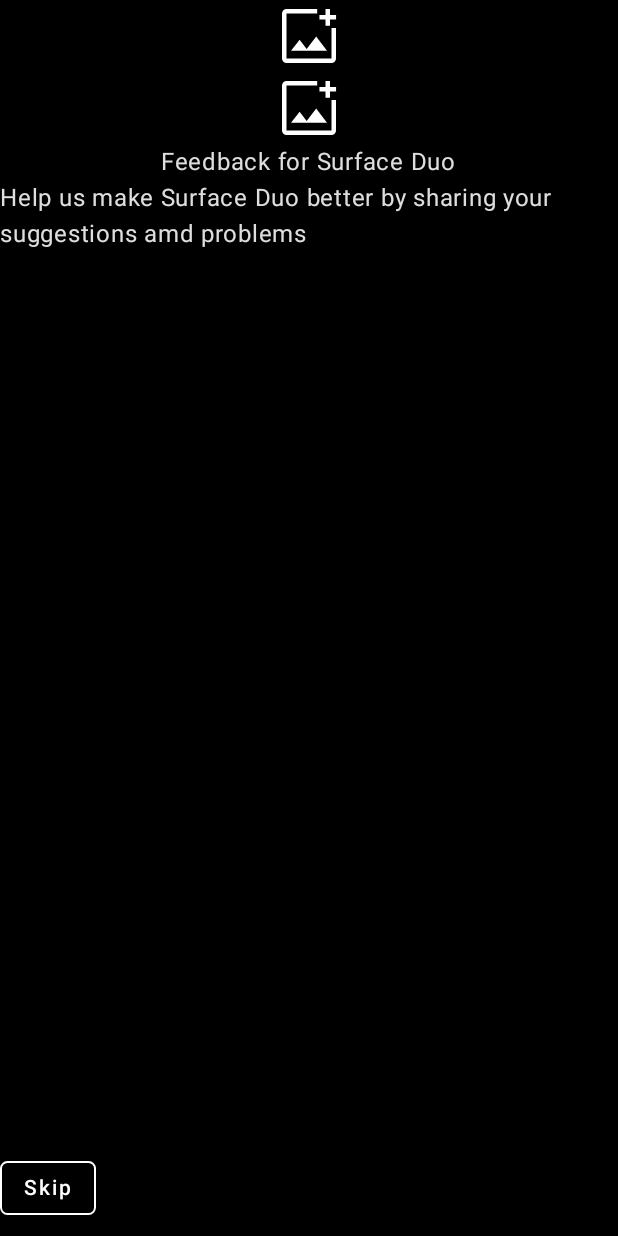
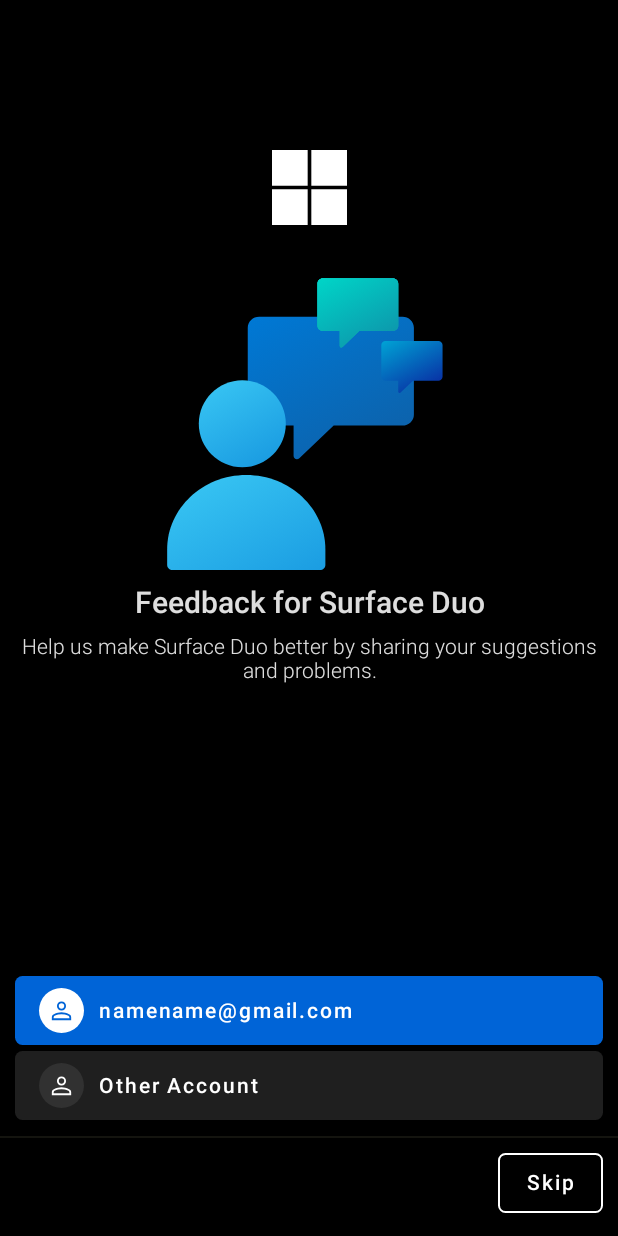
Before and after one commit to LeviOrtega/feedback-prototype, an Android app built with Jetpack Compose: the @Preview function PreviewLoginPage, on a phone screen of 412 x 824 dp. Run offline under Robolectric (Android 15) with nearby library versions, the phone set to English and light mode, and no system bars.

Commit message:
Finished login page, with login button and login choices, press skip button to test the different looks

```diff
--- a/app/src/main/java/com/example/feedback/ui/pages/LoginPage.kt
+++ b/app/src/main/java/com/example/feedback/ui/pages/LoginPage.kt
@@ -3,27 +3,46 @@ package com.example.feedback.ui.pages
 import androidx.compose.foundation.BorderStroke
 import androidx.compose.foundation.Image
 import androidx.compose.foundation.layout.Arrangement
+import androidx.compose.foundation.layout.Box
 import androidx.compose.foundation.layout.Column
-import androidx.compose.material.BottomNavigation
+import androidx.compose.foundation.layout.Row
+import androidx.compose.foundation.layout.Spacer
+import androidx.compose.foundation.layout.fillMaxSize
+import androidx.compose.foundation.layout.fillMaxWidth
+import androidx.compose.foundation.layout.height
+import androidx.compose.foundation.layout.padding
+import androidx.compose.foundation.layout.size
+import androidx.compose.foundation.layout.width
+import androidx.compose.material.Button
 import androidx.compose.material.ButtonDefaults
+import androidx.compose.material.Divider
+import androidx.compose.material.Icon
 import androidx.compose.material.MaterialTheme
 import androidx.compose.material.OutlinedButton
 import androidx.compose.material.Scaffold
+import androidx.compose.material.Surface
 import androidx.compose.material.Text
 import androidx.compose.runtime.Composable
+import androidx.compose.runtime.getValue
+import androidx.compose.runtime.mutableStateOf
+import androidx.compose.runtime.setValue
 import androidx.compose.ui.Alignment
 import androidx.compose.ui.Modifier
 import androidx.compose.ui.graphics.Color
-import androidx.compose.ui.graphics.ColorFilter
 import androidx.compose.ui.res.painterResource
 import androidx.compose.ui.res.stringResource
+import androidx.compose.ui.text.style.TextAlign
 import androidx.compose.ui.tooling.preview.Preview
 import androidx.compose.ui.unit.dp
 import com.example.feedback.R
 import com.example.feedback.ui.theme.FeedbackTheme
+import kotlin.math.sign
+
+var signedInBefore: Boolean by (mutableStateOf(true))
 
 @Composable
 fun LoginPage() {
+
     Scaffold(
         content = { LoginContent() },
         bottomBar = { LoginBottomBar() }
@@ -32,38 +51,152 @@ fun LoginPage() {
 
 @Composable
 fun LoginContent() {
-    Column(horizontalAlignment = Alignment.CenterHorizontally){
-        LoginLogos()
-        AppDescription()
+    Box(Modifier.fillMaxSize()) {
+        Column(
+            Modifier
+                .align(Alignment.TopCenter)
+                .padding(top = 100.dp)
+        ) {
+            LoginLogos(Modifier.fillMaxWidth())
+            AppDescription(Modifier.fillMaxWidth())
+        }
+    }
+}
+
+//TODO remove skip changing signed in before, I did this to test the different looks so remove once navigation begins
+
+@Composable
+fun LoginBottomBar() {
+    Column {
+        if (signedInBefore) {
+            LoginSignInChoices(
+                modifier = Modifier
+                    .fillMaxWidth()
+                    .padding(start = 10.dp, end = 10.dp)
+            )
+        } else {
+            LoginSignInButton(
+                modifier = Modifier
+                    .fillMaxWidth()
+                    .padding(start = 10.dp, end = 10.dp)
+            )
+        }
+
+        Divider(
+            color = MaterialTheme.colors.surface,
+            modifier = Modifier.padding(top = 10.dp, bottom = 10.dp)
+        )
+
+        Box(
+            Modifier
+                .fillMaxWidth()
+                .padding(bottom = 15.dp, start = 10.dp, end = 10.dp)
+        ) {
+            OutlinedButton(
+                modifier = Modifier
+                    .align(Alignment.CenterEnd)
+                    .width(70.dp)
+                    .height(40.dp),
+                onClick = {/*TODO navigate to FRE*/ signedInBefore = !signedInBefore },
+                colors = ButtonDefaults.buttonColors(backgroundColor = Color.Transparent),
+                border = BorderStroke(1.dp, MaterialTheme.colors.onBackground)
+            ) {
+                Text(stringResource(id = R.string.skip))
+            }
+        }
     }
 }
 
 @Composable
-fun LoginBottomBar() {
-    BottomNavigation(elevation = 10.dp, backgroundColor = Color.Transparent) {
-        OutlinedButton(
-            onClick = {/*TODO navigate to FRE*/ },
-            colors = ButtonDefaults.buttonColors(backgroundColor = Color.Transparent),
-            border = BorderStroke(1.dp, MaterialTheme.colors.onBackground)
+fun LoginSignInChoices(modifier: Modifier = Modifier) {
+    Column(verticalArrangement = Arrangement.spacedBy(2.dp)) {
+        Button(
+            modifier = modifier,
+            onClick = { /*TODO Sign in*/ },
+            colors = ButtonDefaults.buttonColors(backgroundColor = MaterialTheme.colors.primary)
         ) {
-            Text(stringResource(id = R.string.skip), modifier = Modifier)
+            Box(Modifier.fillMaxWidth()) {
+                Row(
+                    modifier = Modifier.align(Alignment.CenterStart),
+                    verticalAlignment = Alignment.CenterVertically
+                ) {
+                    PersonIcon(
+                        bgColor = MaterialTheme.colors.onBackground,
+                        iconColor = MaterialTheme.colors.primary
+                    )
+                    Text(
+                        stringResource(id = R.string.placeholder_email),
+                        color = MaterialTheme.colors.onBackground,
+                        modifier = Modifier.padding(start = 10.dp)
+                    )
+                }
+            }
+
         }
+        Button(
+            modifier = modifier,
+            onClick = { /*TODO Sign in*/ },
+            colors = ButtonDefaults.buttonColors(backgroundColor = MaterialTheme.colors.secondary)
+        ) {
+            Box(Modifier.fillMaxWidth()) {
+                Row(
+                    modifier = Modifier.align(Alignment.CenterStart),
+                    verticalAlignment = Alignment.CenterVertically
+                ) {
+                    PersonIcon(
+                        bgColor = MaterialTheme.colors.secondaryVariant,
+                        iconColor = MaterialTheme.colors.onBackground
+                    )
+                    Text(
+                        stringResource(id = R.string.other_account),
+                        color = MaterialTheme.colors.onBackground,
+                        modifier = Modifier.padding(start = 10.dp)
+                    )
+                }
+            }
+        }
+    }
+}
+
+@Composable
+fun LoginSignInButton(modifier: Modifier = Modifier) {
+    Button(
+        modifier = modifier.height(40.dp),
+        onClick = { /*TODO Sign in*/ },
+        colors = ButtonDefaults.buttonColors(contentColor = MaterialTheme.colors.onSurface)
+    ) {
+        Text(stringResource(id = R.string.sign_in))
+    }
+}
+
+@Composable
+fun PersonIcon(bgColor: Color, iconColor: Color) {
+    Surface(shape = MaterialTheme.shapes.large, color = bgColor) {
+        Icon(
+            painterResource(id = R.drawable.person),
+            contentDescription = null,
+            tint = iconColor,
+            modifier = Modifier
+                .size(30.dp)
+                .padding(5.dp)
+        )
     }
 }
 
 
 @Composable
-fun LoginLogos() {
+fun LoginLogos(modifier: Modifier = Modifier) {
 
-    Column(horizontalAlignment = Alignment.CenterHorizontally) {
+    Column(modifier, horizontalAlignment = Alignment.CenterHorizontally) {
         Image(
-            painter = painterResource(id = R.drawable.add_media),
-            colorFilter = ColorFilter.tint(MaterialTheme.colors.onBackground),
+            modifier = Modifier.size(50.dp),
+            painter = painterResource(id = R.drawable.microsoft_logo),
             contentDescription = null
         )
+        Spacer(Modifier.size(30.dp))
         Image(
-            painter = painterResource(id = R.drawable.add_media),
-            colorFilter = ColorFilter.tint(MaterialTheme.colors.onBackground),
+            modifier = Modifier.size(200.dp),
+            painter = painterResource(id = R.drawable.feedback_logo),
             contentDescription = null
         )
     }
@@ -71,10 +204,19 @@ fun LoginLogos() {
 
 
 @Composable
-fun AppDescription() {
-    Column(horizontalAlignment = Alignment.CenterHorizontally) {
-        Text(stringResource(id = R.string.feedback_for_surface_duo))
-        Text(stringResource(id = R.string.app_description))
+fun AppDescription(modifier: Modifier = Modifier) {
+    Column(modifier.padding(10.dp), horizontalAlignment = Alignment.CenterHorizontally) {
+        Text(
+            stringResource(id = R.string.feedback_for_surface_duo),
+            textAlign = TextAlign.Center,
+            style = MaterialTheme.typography.h2
+        )
+        Text(
+            stringResource(id = R.string.app_description),
+            modifier = Modifier.padding(top = 10.dp),
+            textAlign = TextAlign.Center,
+            style = MaterialTheme.typography.subtitle2
+        )
     }
 }
 
--- a/app/src/main/java/com/example/feedback/ui/pages/MyFeedbackPage.kt
+++ b/app/src/main/java/com/example/feedback/ui/pages/MyFeedbackPage.kt
@@ -118,12 +118,6 @@ fun SearchBar(modifier: Modifier = Modifier) {
 
 @Composable
 fun FeedbackToggleButtons(modifier: Modifier = Modifier) {
-    // TODO move these colors to Color.kt
-    val disabledColor: Color = MaterialTheme.colors.onSurface.copy(alpha = 0.12f)
-        .compositeOver(MaterialTheme.colors.surface)
-    val disabledContentColor: Color = MaterialTheme.colors.onSurface
-        .copy(alpha = ContentAlpha.disabled)
-
     Row(modifier) {
         Button(
             modifier = Modifier
@@ -133,8 +127,8 @@ fun FeedbackToggleButtons(modifier: Modifier = Modifier) {
             shape = MaterialTheme.shapes.medium,
             onClick = { toggle = false },
             colors = ButtonDefaults.buttonColors(
-                backgroundColor = if (!toggle) MaterialTheme.colors.primary else disabledColor,
-                contentColor = if (!toggle) MaterialTheme.colors.onBackground else disabledContentColor
+                backgroundColor = if (!toggle) MaterialTheme.colors.primary else MaterialTheme.colors.secondary,
+                contentColor = if (!toggle) MaterialTheme.colors.onBackground else MaterialTheme.colors.secondaryVariant
             )
         ) {
             Text(stringResource(id = R.string.my_feedback))
@@ -146,8 +140,8 @@ fun FeedbackToggleButtons(modifier: Modifier = Modifier) {
             shape = MaterialTheme.shapes.medium,
             onClick = { toggle = true },
             colors = ButtonDefaults.buttonColors(
-                backgroundColor = if (toggle) MaterialTheme.colors.primary else disabledColor,
-                contentColor = if (toggle) MaterialTheme.colors.onBackground else disabledContentColor
+                backgroundColor = if (toggle) MaterialTheme.colors.primary else MaterialTheme.colors.secondary,
+                contentColor = if (toggle) MaterialTheme.colors.onBackground else MaterialTheme.colors.secondaryVariant
             )
         ) {
             Text(stringResource(id = R.string.latest_feedback))
--- a/app/src/main/java/com/example/feedback/ui/theme/Color.kt
+++ b/app/src/main/java/com/example/feedback/ui/theme/Color.kt
@@ -1,8 +1,13 @@
 package com.example.feedback.ui.theme
 
+import androidx.compose.material.ContentAlpha
+import androidx.compose.material.MaterialTheme
 import androidx.compose.ui.graphics.Color
+import androidx.compose.ui.graphics.compositeOver
 
-val Teal200 = Color(0xFF03DAC5)
 val Blue100 = Color(0, 100, 215)
 val Blue200 = Color(0, 50, 215)
 val Gray100 = Color(20,20,15)
+
+val Gray200 = Color.White.copy(alpha = 0.12f)
+val Gray300 = Color.White.copy(alpha = 0.08f)
--- a/app/src/main/java/com/example/feedback/ui/theme/Theme.kt
+++ b/app/src/main/java/com/example/feedback/ui/theme/Theme.kt
@@ -9,7 +9,8 @@ import androidx.compose.ui.graphics.Color
 private val DarkColorPalette = darkColors(
     primary = Blue100,
     primaryVariant = Blue200,
-    secondary = Teal200,
+    secondary = Gray200,
+    secondaryVariant = Gray300,
     background = Color.Black,
     surface = Gray100,
     onPrimary = Color.Black,
--- a/app/src/main/java/com/example/feedback/ui/theme/Type.kt
+++ b/app/src/main/java/com/example/feedback/ui/theme/Type.kt
@@ -16,5 +16,13 @@ val Typography = Typography(
         fontWeight = FontWeight.W500,
         fontSize = 16.sp,
     ),
+    subtitle2 = TextStyle(
+        fontWeight = FontWeight.W300,
+        fontSize = 14.sp,
+    ),
+    h2 = TextStyle(
+        fontWeight = FontWeight.W500,
+        fontSize = 20.sp,
+    ),
 
     )
--- /dev/null
+++ b/app/src/main/res/drawable/acccount_circle.xml
@@ -0,0 +1,9 @@
+<vector xmlns:android="http://schemas.android.com/apk/res/android"
+    android:width="48dp"
+    android:height="48dp"
+    android:viewportWidth="48"
+    android:viewportHeight="48">
+  <path
+      android:fillColor="#FF000000"
+      android:pathData="M11.1,35.25Q14.25,33.05 17.35,31.875Q20.45,30.7 24,30.7Q27.55,30.7 30.675,31.875Q33.8,33.05 36.95,35.25Q39.15,32.55 40.075,29.8Q41,27.05 41,24Q41,16.75 36.125,11.875Q31.25,7 24,7Q16.75,7 11.875,11.875Q7,16.75 7,24Q7,27.05 7.95,29.8Q8.9,32.55 11.1,35.25ZM24,25.5Q21.1,25.5 19.125,23.525Q17.15,21.55 17.15,18.65Q17.15,15.75 19.125,13.775Q21.1,11.8 24,11.8Q26.9,11.8 28.875,13.775Q30.85,15.75 30.85,18.65Q30.85,21.55 28.875,23.525Q26.9,25.5 24,25.5ZM24,44Q19.9,44 16.25,42.425Q12.6,40.85 9.875,38.125Q7.15,35.4 5.575,31.75Q4,28.1 4,24Q4,19.85 5.575,16.225Q7.15,12.6 9.875,9.875Q12.6,7.15 16.25,5.575Q19.9,4 24,4Q28.15,4 31.775,5.575Q35.4,7.15 38.125,9.875Q40.85,12.6 42.425,16.225Q44,19.85 44,24Q44,28.1 42.425,31.75Q40.85,35.4 38.125,38.125Q35.4,40.85 31.775,42.425Q28.15,44 24,44ZM24,41Q26.75,41 29.375,40.2Q32,39.4 34.55,37.4Q32,35.6 29.35,34.65Q26.7,33.7 24,33.7Q21.3,33.7 18.65,34.65Q16,35.6 13.45,37.4Q16,39.4 18.625,40.2Q21.25,41 24,41ZM24,22.5Q25.7,22.5 26.775,21.425Q27.85,20.35 27.85,18.65Q27.85,16.95 26.775,15.875Q25.7,14.8 24,14.8Q22.3,14.8 21.225,15.875Q20.15,16.95 20.15,18.65Q20.15,20.35 21.225,21.425Q22.3,22.5 24,22.5ZM24,18.65Q24,18.65 24,18.65Q24,18.65 24,18.65Q24,18.65 24,18.65Q24,18.65 24,18.65Q24,18.65 24,18.65Q24,18.65 24,18.65Q24,18.65 24,18.65Q24,18.65 24,18.65ZM24,37.35Q24,37.35 24,37.35Q24,37.35 24,37.35Q24,37.35 24,37.35Q24,37.35 24,37.35Q24,37.35 24,37.35Q24,37.35 24,37.35Q24,37.35 24,37.35Q24,37.35 24,37.35Z"/>
+</vector>
--- /dev/null
+++ b/app/src/main/res/drawable/comment.xml
@@ -0,0 +1,9 @@
+<vector xmlns:android="http://schemas.android.com/apk/res/android"
+    android:width="20dp"
+    android:height="21dp"
+    android:viewportWidth="20"
+    android:viewportHeight="21">
+  <path
+      android:pathData="M3.009,3.009C3.132,1.327 4.536,0 6.25,0H15.25C17.873,0 20,2.127 20,4.75V10.75C20,12.464 18.674,13.868 16.991,13.991C16.868,15.674 15.464,17 13.75,17H8.667L5,19.75C4.176,20.368 3,19.78 3,18.75V16.99C1.322,16.863 0,15.461 0,13.75V6.25C0,4.536 1.327,3.132 3.009,3.009ZM4.518,3H13.75C15.545,3 17,4.455 17,6.25V12.482C17.848,12.361 18.5,11.632 18.5,10.75V4.75C18.5,2.955 17.045,1.5 15.25,1.5H6.25C5.368,1.5 4.639,2.152 4.518,3ZM3.25,15.5H4.5V18.25L8.167,15.5H13.75C14.717,15.5 15.5,14.717 15.5,13.75V6.25C15.5,5.284 14.717,4.5 13.75,4.5H3.25C2.283,4.5 1.5,5.284 1.5,6.25V13.75C1.5,14.717 2.283,15.5 3.25,15.5Z"
+      android:fillColor="#ffffff"/>
+</vector>
--- /dev/null
+++ b/app/src/main/res/drawable/feedback_logo.xml
@@ -0,0 +1,105 @@
+<vector xmlns:android="http://schemas.android.com/apk/res/android"
+    xmlns:aapt="http://schemas.android.com/aapt"
+    android:width="266dp"
+    android:height="280dp"
+    android:viewportWidth="266"
+    android:viewportHeight="280">
+  <path
+      android:pathData="M219.74,43.72H86.07C80.19,43.72 75.37,48.29 75.37,53.87V135.08C75.37,140.66 80.19,145.23 86.07,145.23H118.15V173.66C118.15,176.2 121.36,177.72 123.5,175.69L155.58,145.23H219.74C225.62,145.23 230.43,140.66 230.43,135.08V53.87C230.43,48.29 225.62,43.72 219.74,43.72Z">
+    <aapt:attr name="android:fillColor">
+      <gradient
+          android:startX="193.48"
+          android:startY="161.3"
+          android:endX="118.49"
+          android:endY="24.48"
+          android:type="linear">
+        <item android:offset="0" android:color="#FF0C63AD"/>
+        <item android:offset="1" android:color="#FF0078D4"/>
+      </gradient>
+    </aapt:attr>
+  </path>
+  <path
+      android:pathData="M70.29,184.01C92.72,184.01 110.9,165.83 110.9,143.4C110.9,120.97 92.72,102.79 70.29,102.79C47.86,102.79 29.68,120.97 29.68,143.4C29.68,165.83 47.86,184.01 70.29,184.01Z">
+    <aapt:attr name="android:fillColor">
+      <gradient
+          android:startX="90.6"
+          android:startY="178.68"
+          android:endX="49.98"
+          android:endY="108.33"
+          android:type="linear">
+        <item android:offset="0" android:color="#FF1B9DE2"/>
+        <item android:offset="1" android:color="#FF35C1F1"/>
+      </gradient>
+    </aapt:attr>
+  </path>
+  <path
+      android:pathData="M142.55,280H5.42C2.26,280 0.15,278.02 0.15,275.05V260.7C0.15,222.58 33.37,191.4 73.98,191.4C114.59,191.4 147.82,222.58 147.82,260.7V275.05C147.82,278.02 145.71,280 142.55,280Z">
+    <aapt:attr name="android:fillColor">
+      <gradient
+          android:startX="101.08"
+          android:startY="303.34"
+          android:endX="43.54"
+          android:endY="197.16"
+          android:type="linear">
+        <item android:offset="0" android:color="#FF1B9DE2"/>
+        <item android:offset="1" android:color="#FF35C1F1"/>
+      </gradient>
+    </aapt:attr>
+  </path>
+  <path
+      android:pathData="M210.63,7.8H145.63C142.77,7.8 140.43,10.01 140.43,12.72V52.11C140.43,54.82 142.77,57.03 145.63,57.03H161.23V70.82C161.23,72.05 162.79,72.79 163.83,71.81L179.43,57.03H210.63C213.49,57.03 215.84,54.82 215.84,52.11V12.72C215.84,10.01 213.49,7.8 210.63,7.8Z">
+    <aapt:attr name="android:fillColor">
+      <gradient
+          android:startX="197.86"
+          android:startY="64.83"
+          android:endX="161.55"
+          android:endY="-1.62"
+          android:type="linear">
+        <item android:offset="0" android:color="#FF0C9AAD"/>
+        <item android:offset="1" android:color="#FF00D4C7"/>
+      </gradient>
+    </aapt:attr>
+  </path>
+  <path
+      android:pathData="M210.63,7.8H145.63C142.77,7.8 140.43,10.01 140.43,12.72V52.11C140.43,54.82 142.77,57.03 145.63,57.03H161.23V70.82C161.23,72.05 162.79,72.79 163.83,71.81L179.43,57.03H210.63C213.49,57.03 215.84,54.82 215.84,52.11V12.72C215.84,10.01 213.49,7.8 210.63,7.8Z">
+    <aapt:attr name="android:fillColor">
+      <gradient
+          android:startX="197.86"
+          android:startY="64.83"
+          android:endX="161.55"
+          android:endY="-1.62"
+          android:type="linear">
+        <item android:offset="0" android:color="#FF0C9AAD"/>
+        <item android:offset="1" android:color="#FF00D4C7"/>
+      </gradient>
+    </aapt:attr>
+  </path>
+  <path
+      android:pathData="M210.63,7.8H145.63C142.77,7.8 140.43,10.01 140.43,12.72V52.11C140.43,54.82 142.77,57.03 145.63,57.03H161.23V70.82C161.23,72.05 162.79,72.79 163.83,71.81L179.43,57.03H210.63C213.49,57.03 215.84,54.82 215.84,52.11V12.72C215.84,10.01 213.49,7.8 210.63,7.8Z">
+    <aapt:attr name="android:fillColor">
+      <gradient
+          android:startX="197.86"
+          android:startY="64.83"
+          android:endX="161.55"
+          android:endY="-1.62"
+          android:type="linear">
+        <item android:offset="0" android:color="#FF0C9AAD"/>
+        <item android:offset="1" android:color="#FF00D4C7"/>
+      </gradient>
+    </aapt:attr>
+  </path>
+  <path
+      android:pathData="M253.25,66.18H203.97C201.8,66.18 200.02,67.85 200.02,69.9V99.62C200.02,101.67 201.8,103.34 203.97,103.34H215.79V113.74C215.79,114.67 216.98,115.23 217.76,114.49L229.59,103.34H253.25C255.41,103.34 257.19,101.67 257.19,99.62V69.9C257.19,67.85 255.41,66.18 253.25,66.18Z">
+    <aapt:attr name="android:fillColor">
+      <gradient
+          android:startX="243.57"
+          android:startY="109.22"
+          android:endX="216.22"
+          android:endY="58.97"
+          android:type="linear">
+        <item android:offset="0" android:color="#FF0834A6"/>
+        <item android:offset="1" android:color="#FF00A1D4"/>
+      </gradient>
+    </aapt:attr>
+  </path>
+</vector>
--- /dev/null
+++ b/app/src/main/res/drawable/microsoft_logo.xml
@@ -0,0 +1,18 @@
+<vector xmlns:android="http://schemas.android.com/apk/res/android"
+    android:width="22dp"
+    android:height="22dp"
+    android:viewportWidth="22"
+    android:viewportHeight="22">
+  <path
+      android:pathData="M0,0h10.464v10.517h-10.464z"
+      android:fillColor="#ffffff"/>
+  <path
+      android:pathData="M0,11.482h10.464v10.517h-10.464z"
+      android:fillColor="#ffffff"/>
+  <path
+      android:pathData="M11.535,0h10.464v10.517h-10.464z"
+      android:fillColor="#ffffff"/>
+  <path
+      android:pathData="M11.535,11.482h10.464v10.517h-10.464z"
+      android:fillColor="#ffffff"/>
+</vector>
--- /dev/null
+++ b/app/src/main/res/drawable/person.xml
@@ -0,0 +1,9 @@
+<vector xmlns:android="http://schemas.android.com/apk/res/android"
+    android:width="48dp"
+    android:height="48dp"
+    android:viewportWidth="48"
+    android:viewportHeight="48">
+  <path
+      android:fillColor="#FF000000"
+      android:pathData="M24,23.95Q20.7,23.95 18.6,21.85Q16.5,19.75 16.5,16.45Q16.5,13.15 18.6,11.05Q20.7,8.95 24,8.95Q27.3,8.95 29.4,11.05Q31.5,13.15 31.5,16.45Q31.5,19.75 29.4,21.85Q27.3,23.95 24,23.95ZM8,40V35.3Q8,33.4 8.95,32.05Q9.9,30.7 11.4,30Q14.75,28.5 17.825,27.75Q20.9,27 24,27Q27.1,27 30.15,27.775Q33.2,28.55 36.55,30Q38.1,30.7 39.05,32.05Q40,33.4 40,35.3V40ZM11,37H37V35.3Q37,34.5 36.525,33.775Q36.05,33.05 35.35,32.7Q32.15,31.15 29.5,30.575Q26.85,30 24,30Q21.15,30 18.45,30.575Q15.75,31.15 12.6,32.7Q11.9,33.05 11.45,33.775Q11,34.5 11,35.3ZM24,20.95Q25.95,20.95 27.225,19.675Q28.5,18.4 28.5,16.45Q28.5,14.5 27.225,13.225Q25.95,11.95 24,11.95Q22.05,11.95 20.775,13.225Q19.5,14.5 19.5,16.45Q19.5,18.4 20.775,19.675Q22.05,20.95 24,20.95ZM24,16.45Q24,16.45 24,16.45Q24,16.45 24,16.45Q24,16.45 24,16.45Q24,16.45 24,16.45Q24,16.45 24,16.45Q24,16.45 24,16.45Q24,16.45 24,16.45Q24,16.45 24,16.45ZM24,37Q24,37 24,37Q24,37 24,37Q24,37 24,37Q24,37 24,37Q24,37 24,37Q24,37 24,37Q24,37 24,37Q24,37 24,37Z"/>
+</vector>
--- a/app/src/main/res/values/strings.xml
+++ b/app/src/main/res/values/strings.xml
@@ -1,6 +1,6 @@
 <resources>
     <string name="app_name">Feedback</string>
-    <string name="app_description">Help us make Surface Duo better by sharing your suggestions amd problems</string>
+    <string name="app_description">Help us make Surface Duo better by sharing your suggestions and problems.</string>
 
     <string name="sign_in">Sign in</string>
     <string name="add_media">Add Media</string>
@@ -24,6 +24,10 @@
 
     <string name="disclaimer_1">By giving us feedback you agree that Microsoft can use your feedback to improve our products and services.</string>
     <string name="disclaimer_2">Your feedback will be used to improve Microsoft\'s products and services. By selecting "Submit", you agree that Microsoft can email you about your feedback.</string>
+
+    <string name="placeholder_email">namename@gmail.com</string>
+    <string name="other_account">Other Account</string>
+
 
     <string name="device_mode">Device Mode</string>
     <string-array name="device_mode_list">
```
